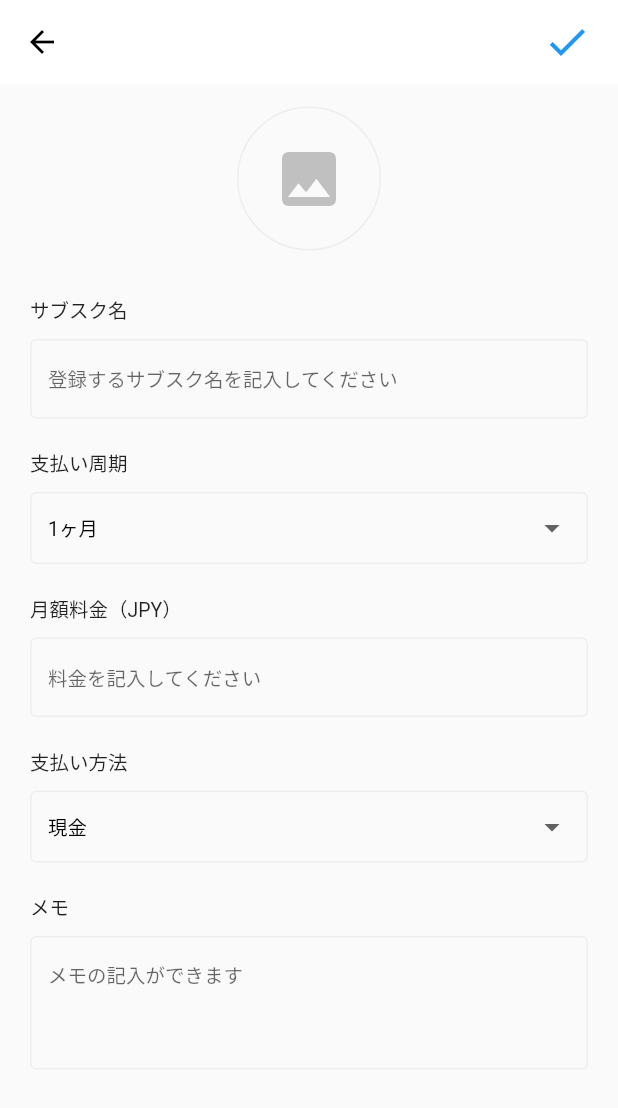
After one commit to CodeGateCircle/subscription_app_mobile, a Flutter app: the CreateSubscription screen opened directly, on a phone screen of 412 x 824 dp. The commit adds this screen. Shown: the top 1108 px of the screen. Run offline on Flutter 3.47's test engine with Material 2 defaults, Android fonts, the phone set to English and light mode, and no system bars; our stand-ins replace dio, flutter_dotenv, flutter_riverpod, image_picker; missing offline and left inert: dart:ffi; network calls fail.

Commit message:
サブスク作成画面のフォームをコンポーネントとして切り出す

```diff
--- a/lib/modules/subscriptions/subscription.entity.dart
+++ b/lib/modules/subscriptions/subscription.entity.dart
@@ -89,8 +89,8 @@ class CreateRequestSubscription {
   late PaymentCycle paymentCycle;
   late DateTime firstPaymentDate;
   late PaymentMethod paymentMethod;
-  late String remarks;
-  late String imageUrl;
+  late String? image;
+  late String? remarks;
 
   CreateRequestSubscription({
     required this.name,
@@ -98,8 +98,8 @@ class CreateRequestSubscription {
     required this.paymentCycle,
     required this.firstPaymentDate,
     required this.paymentMethod,
-    required this.remarks,
-    required this.imageUrl,
+    this.image,
+    this.remarks,
   });
 
   factory CreateRequestSubscription.fromJson(Map<String, dynamic> json) =>
--- a/lib/screens/search_subscription/search_subscription_screen.dart
+++ b/lib/screens/search_subscription/search_subscription_screen.dart
@@ -1,7 +1,7 @@
 import 'package:flutter/material.dart';
-import 'package:subscription_app_web/screens/create_subscription/create_subscription_screen.dart';
 
 import 'package:subscription_app_web/screens/search_subscription/search_input.dart';
+import 'package:subscription_app_web/screens/create_subscription/create_subscription_screen.dart';
 
 class SearchSubscription extends StatefulWidget {
   const SearchSubscription({Key? key}) : super(key: key);
--- /dev/null
+++ b/lib/widgets/update_subscription_form.dart
@@ -0,0 +1,167 @@
+import 'package:flutter/material.dart';
+import 'package:image_picker/image_picker.dart';
+import 'package:subscription_app_web/modules/subscriptions/subscription.entity.dart';
+import 'package:subscription_app_web/widgets/text_field_widget.dart';
+import 'package:subscription_app_web/widgets/upload_icon_image_field.dart';
+
+import 'dropdown_button_widget.dart';
+
+class UpdateSubscriptionForm extends StatefulWidget {
+  const UpdateSubscriptionForm({
+    Key? key,
+    required this.name,
+    required this.paymentCycle,
+    required this.price,
+    required this.paymentMethod,
+    required this.firstPaymentDate,
+    required this.iconImage,
+    required this.remarks,
+    required this.setName,
+    required this.setPaymentCycle,
+    required this.setPrice,
+    required this.setPaymentMethod,
+    required this.setFirstPaymentDate,
+    required this.setIconImage,
+    required this.setRemarks,
+  }) : super(key: key);
+
+  final String name;
+  final PaymentCycle paymentCycle;
+  final int price;
+  final PaymentMethod paymentMethod;
+  final DateTime firstPaymentDate;
+  final XFile? iconImage;
+  final String? remarks;
+  final void Function(String) setName;
+  final void Function(PaymentCycle) setPaymentCycle;
+  final void Function(int) setPrice;
+  final void Function(PaymentMethod) setPaymentMethod;
+  final void Function(DateTime) setFirstPaymentDate;
+  final void Function(XFile?) setIconImage;
+  final void Function(String?) setRemarks;
+
+  @override
+  State<UpdateSubscriptionForm> createState() => _UpdateSubscriptionFormState();
+}
+
+class _UpdateSubscriptionFormState extends State<UpdateSubscriptionForm> {
+  final GlobalKey<FormState> _formKey = GlobalKey<FormState>();
+
+  Widget _buildOptionText(BuildContext context, String textValue) {
+    return Text(
+      textValue,
+      style: const TextStyle(
+        fontSize: 13,
+        color: Colors.black,
+      ),
+    );
+  }
+
+  @override
+  Widget build(BuildContext context) {
+    final picker = ImagePicker();
+
+    Future onTapIconImage() async {
+      try {
+        final pickedFile = await picker.pickImage(source: ImageSource.gallery);
+        if (pickedFile == null) {
+          debugPrint("No image selected.");
+          return;
+        }
+        widget.setIconImage(pickedFile);
+      } catch (e) {
+        debugPrint(e.toString());
+      }
+    }
+
+    final paymentCycleOptions = [
+      DropdownMenuItem(
+        value: PaymentCycle.oneMonth,
+        child: _buildOptionText(context, "1ヶ月"),
+      ),
+      DropdownMenuItem(
+        value: PaymentCycle.twoMonths,
+        child: _buildOptionText(context, "2ヶ月"),
+      ),
+      DropdownMenuItem(
+        value: PaymentCycle.threeMonths,
+        child: _buildOptionText(context, "3ヶ月"),
+      ),
+      DropdownMenuItem(
+        value: PaymentCycle.sixMonths,
+        child: _buildOptionText(context, "半年"),
+      ),
+      DropdownMenuItem(
+        value: PaymentCycle.year,
+        child: _buildOptionText(context, "1年"),
+      ),
+    ];
+
+    final paymentMethodOptions = [
+      DropdownMenuItem(
+        value: PaymentMethod.cash,
+        child: _buildOptionText(context, "現金"),
+      ),
+      DropdownMenuItem(
+        value: PaymentMethod.card,
+        child: _buildOptionText(context, "クレジットカード"),
+      ),
+    ];
+
+    return Padding(
+      padding: const EdgeInsets.symmetric(vertical: 15, horizontal: 20),
+      child: SingleChildScrollView(
+        child: Form(
+          key: _formKey,
+          child: Column(
+            mainAxisAlignment: MainAxisAlignment.center,
+            children: [
+              UploadIconImageField(
+                iconImage: widget.iconImage,
+                onTapIconImage: onTapIconImage,
+              ),
+              TextFieldWidget(
+                labelText: "サブスク名",
+                hintText: "登録するサブスク名を記入してください",
+                onChanged: (String value) {
+                  widget.setName(value);
+                },
+              ),
+              DropdownButtonWidget<PaymentCycle>(
+                labelText: "支払い周期",
+                dropdownValue: widget.paymentCycle,
+                dropdownMenuItems: paymentCycleOptions,
+                onChanged: (PaymentCycle value) {
+                  widget.setPaymentCycle(value);
+                },
+              ),
+              TextFieldWidget(
+                labelText: "月額料金（JPY）",
+                hintText: "料金を記入してください",
+                onChanged: (String value) {
+                  widget.setPrice(int.parse(value));
+                },
+              ),
+              DropdownButtonWidget(
+                labelText: "支払い方法",
+                dropdownValue: widget.paymentMethod,
+                dropdownMenuItems: paymentMethodOptions,
+                onChanged: (PaymentMethod value) {
+                  widget.setPaymentMethod(value);
+                },
+              ),
+              TextFieldWidget(
+                labelText: "メモ",
+                hintText: "メモの記入ができます",
+                onChanged: (String value) {
+                  widget.setRemarks(value);
+                },
+                isMultiline: true,
+              ),
+            ],
+          ),
+        ),
+      ),
+    );
+  }
+}
--- a/lib/screens/create_subscription/upload_icon_image_field.dart
+++ b/lib/widgets/upload_icon_image_field.dart
@@ -5,11 +5,11 @@ import 'package:image_picker/image_picker.dart';
 class UploadIconImageField extends StatelessWidget {
   const UploadIconImageField({
     Key? key,
-    required this.iconImage,
     required this.onTapIconImage,
+    this.iconImage,
   }) : super(key: key);
 
-  final XFile iconImage;
+  final XFile? iconImage;
   final void Function() onTapIconImage;
 
   final double imageSize = 96;
@@ -20,10 +20,10 @@ class UploadIconImageField extends StatelessWidget {
       children: [
         GestureDetector(
           onTap: onTapIconImage,
-          child: iconImage.path != ""
+          child: iconImage != null
               ? CircleAvatar(
                   radius: imageSize / 2,
-                  backgroundImage: Image.file(File(iconImage.path)).image,
+                  backgroundImage: Image.file(File(iconImage!.path)).image,
                 )
               : Container(
                   width: imageSize,
```
Also changed, not shown: lib/screens/create_subscription/create_subscription_screen.dart (+74 -149 lines), lib/modules/subscriptions/subscription.entity.g.dart, lib/widgets/dropdown_button_widget.dart (renamed from lib/screens/create_subscription/dropdown_button_widget.dart), lib/widgets/text_field_widget.dart (renamed from lib/screens/create_subscription/text_field_widget.dart).
